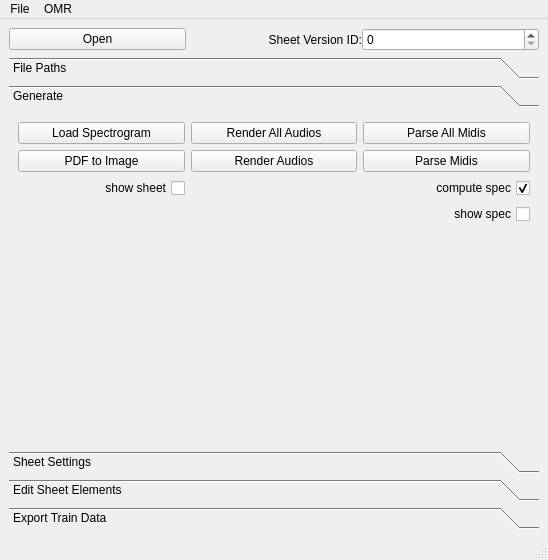
Above: sheet_manager/gui/main.ui from CPJKU/msmd before the change. Below: the same form after it.
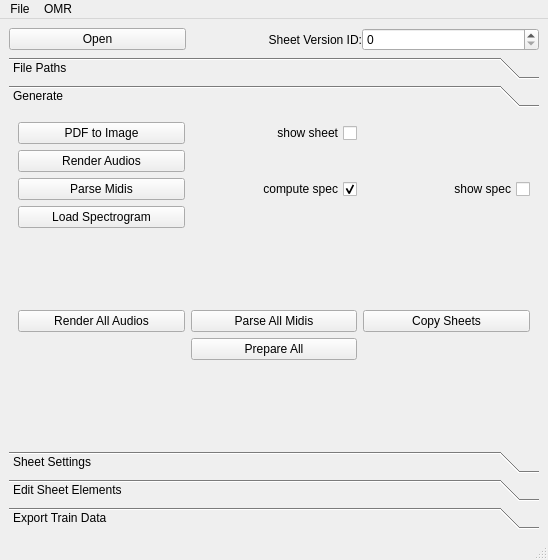
That is the form after the change.

```diff
--- a/sheet_manager/gui/main.ui
+++ b/sheet_manager/gui/main.ui
@@ -128,50 +128,7 @@
         <string>Generate</string>
        </attribute>
        <layout class="QGridLayout" name="gridLayout_4">
-        <item row="1" column="2">
-         <widget class="QPushButton" name="pushButton_parseMidi">
-          <property name="text">
-           <string>Parse Midis</string>
-          </property>
-         </widget>
-        </item>
-        <item row="4" column="2">
-         <widget class="QCheckBox" name="checkBox_showSpec">
-          <property name="layoutDirection">
-           <enum>Qt::RightToLeft</enum>
-          </property>
-          <property name="text">
-           <string>show spec</string>
-          </property>
-         </widget>
-        </item>
-        <item row="5" column="0">
-         <spacer name="verticalSpacer">
-          <property name="orientation">
-           <enum>Qt::Vertical</enum>
-          </property>
-          <property name="sizeHint" stdset="0">
-           <size>
-            <width>20</width>
-            <height>40</height>
-           </size>
-          </property>
-         </spacer>
-        </item>
-        <item row="3" column="2">
-         <widget class="QCheckBox" name="checkBox_computeSpec">
-          <property name="layoutDirection">
-           <enum>Qt::RightToLeft</enum>
-          </property>
-          <property name="text">
-           <string>compute spec</string>
-          </property>
-          <property name="checked">
-           <bool>true</bool>
-          </property>
-         </widget>
-        </item>
-        <item row="3" column="0">
+        <item row="0" column="1">
          <widget class="QCheckBox" name="checkBox_showSheet">
           <property name="layoutDirection">
            <enum>Qt::RightToLeft</enum>
@@ -181,38 +138,108 @@
           </property>
          </widget>
         </item>
-        <item row="1" column="0">
+        <item row="0" column="0">
          <widget class="QPushButton" name="pushButton_pdf2Img">
           <property name="text">
            <string>PDF to Image</string>
           </property>
          </widget>
         </item>
-        <item row="1" column="1">
+        <item row="4" column="0">
+         <widget class="QPushButton" name="pushButton_parseMidi">
+          <property name="text">
+           <string>Parse Midis</string>
+          </property>
+         </widget>
+        </item>
+        <item row="2" column="0">
          <widget class="QPushButton" name="pushButton_renderAudio">
           <property name="text">
            <string>Render Audios</string>
           </property>
          </widget>
         </item>
-        <item row="0" column="1">
+        <item row="5" column="0">
+         <widget class="QPushButton" name="pushButton_loadSpectrogram">
+          <property name="text">
+           <string>Load Spectrogram</string>
+          </property>
+         </widget>
+        </item>
+        <item row="4" column="1">
+         <widget class="QCheckBox" name="checkBox_computeSpec">
+          <property name="layoutDirection">
+           <enum>Qt::RightToLeft</enum>
+          </property>
+          <property name="text">
+           <string>compute spec</string>
+          </property>
+          <property name="checked">
+           <bool>true</bool>
+          </property>
+         </widget>
+        </item>
+        <item row="6" column="0">
+         <spacer name="verticalSpacer_6">
+          <property name="orientation">
+           <enum>Qt::Vertical</enum>
+          </property>
+          <property name="sizeHint" stdset="0">
+           <size>
+            <width>20</width>
+            <height>40</height>
+           </size>
+          </property>
+         </spacer>
+        </item>
+        <item row="4" column="2">
+         <widget class="QCheckBox" name="checkBox_showSpec">
+          <property name="layoutDirection">
+           <enum>Qt::RightToLeft</enum>
+          </property>
+          <property name="text">
+           <string>show spec</string>
+          </property>
+         </widget>
+        </item>
+        <item row="12" column="0">
+         <spacer name="verticalSpacer">
+          <property name="orientation">
+           <enum>Qt::Vertical</enum>
+          </property>
+          <property name="sizeHint" stdset="0">
+           <size>
+            <width>20</width>
+            <height>40</height>
+           </size>
+          </property>
+         </spacer>
+        </item>
+        <item row="10" column="0">
          <widget class="QPushButton" name="pushButton_renderAllAudios">
           <property name="text">
            <string>Render All Audios</string>
           </property>
          </widget>
         </item>
-        <item row="0" column="2">
+        <item row="10" column="1">
          <widget class="QPushButton" name="pushButton_parseAllMidis">
           <property name="text">
            <string>Parse All Midis</string>
           </property>
          </widget>
         </item>
-        <item row="0" column="0">
-         <widget class="QPushButton" name="pushButton_loadSpectrogram">
+        <item row="10" column="2">
+         <widget class="QPushButton" name="pushButton_copySheets">
           <property name="text">
-           <string>Load Spectrogram</string>
+           <string>Copy Sheets</string>
+          </property>
+         </widget>
+        </item>
+        <item row="11" column="1">
+         <widget class="QPushButton" name="pushButton_prepareAll">
+          <property name="text">
+           <string>Prepare All</string>
           </property>
          </widget>
         </item>
```
Left out of the diff: 82 changed lines with no effect on the pictures.
